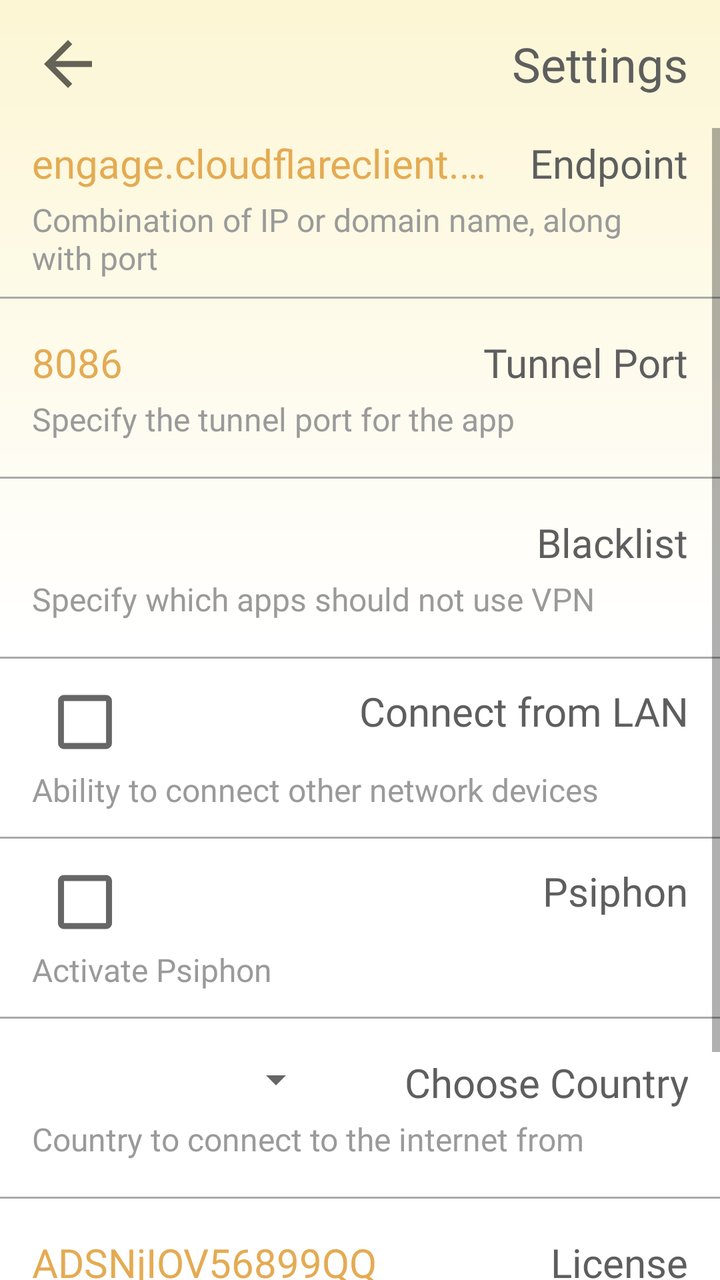
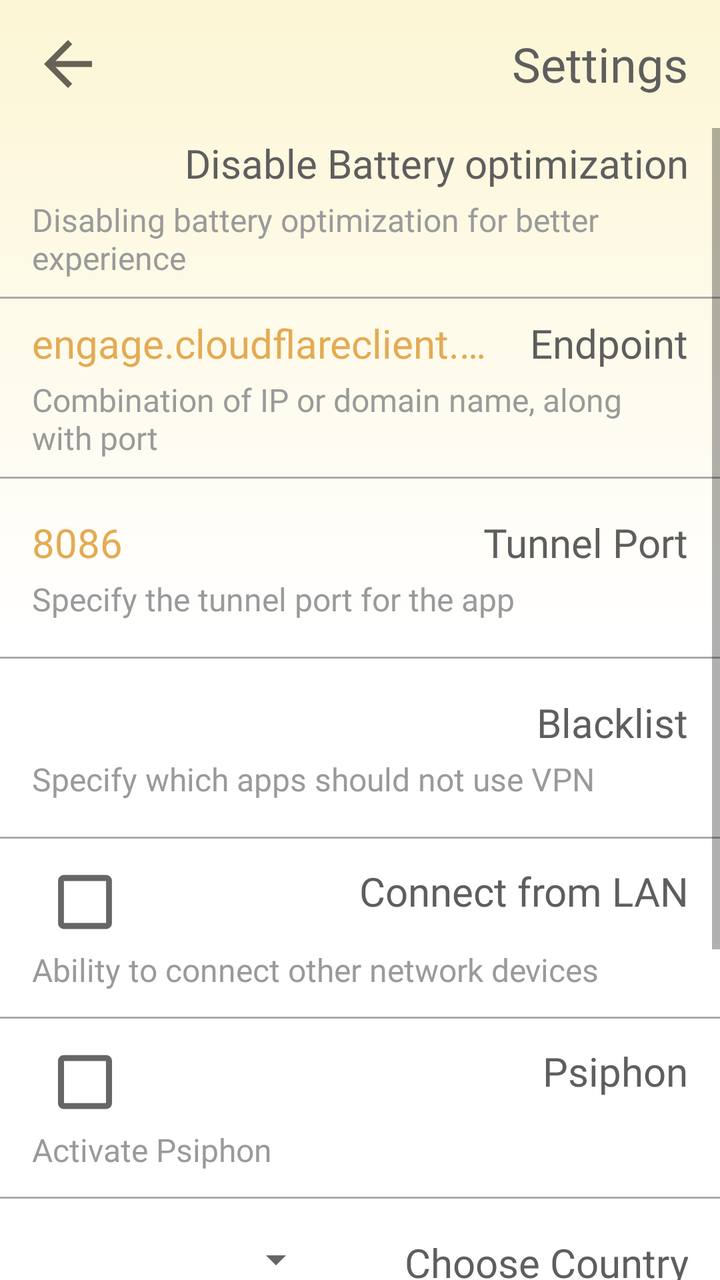

Screens rendered from an Android XML layout before and after an edit, with the pre-edit source and the edit as a unified diff.
<!-- AndroidManifest.xml: application theme Theme.OblivionUI -->
<!-- res/layout/activity_settings.xml -->
<?xml version="1.0" encoding="utf-8"?>
<androidx.constraintlayout.widget.ConstraintLayout
  xmlns:android="http://schemas.android.com/apk/res/android"
  xmlns:app="http://schemas.android.com/apk/res-auto"
  xmlns:tools="http://schemas.android.com/tools"
  android:layout_width="match_parent"
  android:layout_height="match_parent"
  android:background="@drawable/background_gradient"
  tools:context="org.bepass.oblivion.SettingsActivity">

  <RelativeLayout
    android:id="@+id/top_bar"
    android:layout_width="match_parent"
    android:layout_height="48dp"
    android:layout_marginTop="8dp"
    app:layout_constraintEnd_toEndOf="parent"
    app:layout_constraintStart_toStartOf="parent"
    app:layout_constraintTop_toTopOf="parent">

    <ImageView
      android:id="@+id/back"
      android:layout_width="36dp"
      android:layout_height="36dp"
      android:background="?selectableItemBackgroundBorderless"
      android:layout_alignParentStart="true"
      android:layout_centerVertical="true"
      android:layout_marginStart="16dp"
      android:src="@drawable/ic_back"
      app:tint="#000000" />

    <TextView
      android:layout_width="wrap_content"
      android:layout_height="wrap_content"
      android:layout_alignParentEnd="true"
      android:layout_centerVertical="true"
      android:layout_marginEnd="16dp"
      android:fontFamily="@font/shabnamlight"
      android:text="@string/settingsText"
      android:textColor="@color/black"
      android:textSize="24sp"
      tools:ignore="RelativeOverlap" />

  </RelativeLayout>

  <ScrollView
    android:layout_width="match_parent"
    android:layout_height="0dp"
    android:clipToPadding="false"
    android:paddingVertical="8dp"
    app:layout_constraintBottom_toBottomOf="parent"
    app:layout_constraintEnd_toEndOf="parent"
    app:layout_constraintStart_toStartOf="parent"
    app:layout_constraintTop_toBottomOf="@id/top_bar">

    <LinearLayout
      android:layout_width="match_parent"
      android:layout_height="wrap_content"
      android:orientation="vertical">

      <LinearLayout
        android:id="@+id/endpoint_layout"
        android:layout_width="match_parent"
        android:paddingHorizontal="16dp"
        android:background="?selectableItemBackground"
        android:layout_height="80dp"
        android:gravity="center"
        android:orientation="vertical">
        <LinearLayout
          android:layout_width="match_parent"
          android:layout_height="wrap_content"
          android:gravity="end">

          <TextView
            android:id="@+id/endpoint"
            android:layout_width="0dp"
            android:layout_height="wrap_content"
            android:layout_weight="2"
            android:fontFamily="@font/shabnammedium"
            android:text="engage.cloudflareclient.com:2048"
            android:textColor="#E4AB53"
            android:maxLines="1"
            android:ellipsize="end"
            android:textSize="20sp" />

          <TextView
              android:layout_width="wrap_content"
              android:layout_height="wrap_content"
              android:fontFamily="@font/shabnam"
              android:minWidth="100dp"
              android:text="@string/endpointText"
              android:textAlignment="viewEnd"
              android:textColor="@color/black"
              android:textSize="20sp" />

        </LinearLayout>

        <TextView
            android:layout_width="match_parent"
            android:layout_height="wrap_content"
            android:layout_marginTop="4dp"
            android:fontFamily="@font/shabnam"
            android:text="@string/endpointTextDesc"
            android:textColor="#9A9A9A"
            android:textSize="16sp" />
      </LinearLayout>

      <LinearLayout
        android:layout_width="match_parent"
        android:layout_height="10dp"
        android:gravity="center"
        android:orientation="vertical"
      >
        <View
          android:layout_width="match_parent"
          android:layout_height="1dp"
          android:background="@android:color/darker_gray" />
      </LinearLayout>

      <LinearLayout
        android:id="@+id/port_layout"
        android:layout_width="match_parent"
        android:layout_height="80dp"
        android:gravity="center"
        android:paddingHorizontal="16dp"
        android:background="?selectableItemBackground"
        android:orientation="vertical">

        <LinearLayout
          android:layout_width="match_parent"
          android:layout_height="wrap_content"
          android:gravity="end">

          <TextView
            android:id="@+id/port"
            android:layout_width="0dp"
            android:layout_height="wrap_content"
            android:layout_weight="2"
            android:fontFamily="@font/shabnammedium"
            android:text="8086"
            android:maxLines="1"
            android:ellipsize="end"
            android:textColor="#E4AB53"
            android:textSize="20sp" />

          <TextView
              android:layout_width="wrap_content"
              android:layout_height="wrap_content"
              android:fontFamily="@font/shabnam"
              android:minWidth="100dp"
              android:text="@string/portTunText"
              android:textAlignment="viewEnd"
              android:textColor="@color/black"
              android:textSize="20sp" />

        </LinearLayout>

        <TextView
            android:layout_width="match_parent"
            android:layout_height="wrap_content"
            android:layout_marginTop="4dp"
            android:fontFamily="@font/shabnam"
            android:text="@string/portTunTextDesc"
            android:textColor="#9A9A9A"
            android:textSize="16sp" />

      </LinearLayout>

      <LinearLayout
        android:layout_width="match_parent"
        android:layout_height="10dp"
        android:gravity="center"
        android:orientation="vertical"
      >
        <View
          android:layout_width="match_parent"
          android:layout_height="1dp"
          android:background="@android:color/darker_gray" />
      </LinearLayout>

      <LinearLayout
          android:id="@+id/split_tunnel_layout"
          android:layout_width="match_parent"
          android:layout_height="80dp"
          android:background="?android:selectableItemBackground"
          android:gravity="center"
          android:paddingHorizontal="16dp"
          android:orientation="vertical">

        <LinearLayout
            android:layout_width="match_parent"
            android:layout_height="wrap_content"
            android:gravity="end">

          <TextView
              android:layout_width="wrap_content"
              android:layout_height="wrap_content"
              android:fontFamily="@font/shabnam"
              android:minWidth="100dp"
              android:text="@string/blackList"
              android:textAlignment="viewEnd"
              android:textColor="@color/black"
              android:textSize="20sp" />
        </LinearLayout>

        <TextView
            android:layout_width="match_parent"
            android:layout_height="wrap_content"
            android:layout_marginTop="4dp"
            android:fontFamily="@font/shabnam"
            android:text="@string/blackListTextDesc"
            android:textColor="#9A9A9A"
            android:textSize="16sp" />

      </LinearLayout>

      <LinearLayout
          android:layout_width="match_parent"
          android:layout_height="10dp"
          android:gravity="center"
          android:orientation="vertical"
          >
        <View
            android:layout_width="match_parent"
            android:layout_height="1dp"
            android:background="@android:color/darker_gray"/>
      </LinearLayout>

      <LinearLayout
        android:id="@+id/lan_layout"
        android:layout_width="match_parent"
        android:layout_height="80dp"
        android:gravity="center"
        android:paddingHorizontal="16dp"
        android:background="?selectableItemBackground"
        android:orientation="vertical">

        <LinearLayout
          android:layout_width="match_parent"
          android:layout_height="wrap_content"
          android:gravity="end">


          <LinearLayout
              android:layout_width="0dp"
              android:layout_height="wrap_content"
              android:layout_weight="2">

            <CheckBox
                android:id="@+id/lan"
                android:layout_width="50dp"
                android:layout_height="38dp"
                android:layout_marginStart="10dp"
                android:buttonTint="@color/checkbox_tint"
                android:scaleX="1.5"
                android:scaleY="1.5"
                android:translationX="5dp" />
          </LinearLayout>

          <TextView
              android:layout_width="wrap_content"
              android:layout_height="wrap_content"
              android:fontFamily="@font/shabnam"
              android:minWidth="100dp"
              android:text="@string/connectFromLanText"
              android:textAlignment="viewEnd"
              android:textColor="@color/black"
              android:textSize="20sp" />
        </LinearLayout>

        <TextView
            android:layout_width="match_parent"
            android:layout_height="wrap_content"
            android:layout_marginTop="4dp"
            android:fontFamily="@font/shabnam"
            android:text="@string/connectFromLanTextDesc"
            android:textColor="#9A9A9A"
            android:textSize="16sp" />

      </LinearLayout>

      <LinearLayout
        android:layout_width="match_parent"
        android:layout_height="10dp"
        android:gravity="center"
        android:orientation="vertical"
      >
        <View
          android:layout_width="match_parent"
          android:layout_height="1dp"
          android:background="@android:color/darker_gray" />
      </LinearLayout>

      <LinearLayout
        android:id="@+id/psiphon_layout"
        android:layout_width="match_parent"
        android:layout_height="80dp"
        android:gravity="center"
        android:paddingHorizontal="16dp"
        android:background="?selectableItemBackground"
        android:orientation="vertical"
      >

        <LinearLayout
          android:layout_width="match_parent"
          android:layout_height="wrap_content"
          android:gravity="end">

          <LinearLayout
            android:layout_width="0dp"
            android:layout_height="wrap_content"
            android:layout_weight="2"
          >
            <CheckBox
              android:id="@+id/psiphon"
              android:layout_width="50dp"
              android:layout_height="38dp"
              android:scaleX="1.5"
              android:scaleY="1.5"
              android:layout_marginStart="10dp"
              android:buttonTint="@color/checkbox_tint"
              android:translationX="5dp" />
          </LinearLayout>

          <TextView
              android:layout_width="wrap_content"
              android:layout_height="wrap_content"
              android:fontFamily="@font/shabnam"
              android:minWidth="100dp"
              android:text="@string/psiphonText"
              android:textAlignment="viewEnd"
              android:textColor="@color/black"
              android:textSize="20sp" />

        </LinearLayout>

        <TextView
            android:layout_width="match_parent"
            android:layout_height="wrap_content"
            android:layout_marginTop="4dp"
            android:fontFamily="@font/shabnam"
            android:text="@string/psiphonTextDesc"
            android:textColor="#9A9A9A"
            android:textSize="16sp" />

      </LinearLayout>

      <LinearLayout
        android:layout_width="match_parent"
        android:layout_height="10dp"
        android:gravity="center"
        android:orientation="vertical"
      >
        <View
          android:layout_width="match_parent"
          android:layout_height="1dp"
          android:background="@android:color/darker_gray" />
      </LinearLayout>

      <LinearLayout
        android:id="@+id/country_layout"
        android:layout_width="match_parent"
        android:layout_height="80dp"
        android:gravity="center"
        android:paddingHorizontal="16dp"
        android:background="?selectableItemBackground"
        android:orientation="vertical">

        <LinearLayout
          android:layout_width="match_parent"
          android:layout_height="wrap_content"
          android:gravity="end">

          <Spinner
            android:id="@+id/country"
            android:layout_width="0dp"
            android:layout_height="wrap_content"
            android:layout_weight="1" />

          <TextView
              android:layout_width="wrap_content"
              android:layout_height="wrap_content"
              android:layout_marginStart="40dp"
              android:fontFamily="@font/shabnam"
              android:minWidth="100dp"
              android:text="@string/chooseText"
              android:textAlignment="viewEnd"
              android:textColor="@color/black"
              android:textSize="20sp" />

        </LinearLayout>

        <TextView
            android:layout_width="match_parent"
            android:layout_height="wrap_content"
            android:layout_marginTop="4dp"
            android:fontFamily="@font/shabnam"
            android:text="@string/chooseTextDesc"
            android:textColor="#9A9A9A"
            android:textSize="16sp" />

      </LinearLayout>

      <LinearLayout
        android:layout_width="match_parent"
        android:layout_height="10dp"
        android:gravity="center"
        android:orientation="vertical"
      >
        <View
          android:layout_width="match_parent"
          android:layout_height="1dp"
          android:background="@android:color/darker_gray" />
      </LinearLayout>

      <LinearLayout
        android:id="@+id/license_layout"
        android:layout_width="match_parent"
        android:layout_height="80dp"
        android:gravity="center"
        android:paddingHorizontal="16dp"
        android:background="?selectableItemBackground"
        android:orientation="vertical">

        <LinearLayout
          android:layout_width="match_parent"
          android:layout_height="wrap_content"
          android:gravity="end">

          <TextView
            android:id="@+id/license"
            android:layout_width="0dp"
            android:layout_height="wrap_content"
            android:layout_weight="2"
            android:fontFamily="@font/shabnammedium"
            android:text="ADSNjIOV56899QQ"
            android:maxLines="1"
            android:ellipsize="end"
            android:textColor="#E4AB53"
            android:textSize="20sp" />

          <TextView
              android:layout_width="wrap_content"
              android:layout_height="wrap_content"
              android:fontFamily="@font/shabnam"
              android:minWidth="100dp"
              android:text="@string/licenseText"
              android:textAlignment="viewEnd"
              android:textColor="@color/black"
              android:textSize="20sp" />

        </LinearLayout>

        <TextView
            android:layout_width="match_parent"
            android:layout_height="wrap_content"
            android:layout_marginTop="4dp"
            android:fontFamily="@font/shabnam"
            android:text="@string/licenseTextDesc"
            android:textColor="#9A9A9A"
            android:textSize="16sp" />

      </LinearLayout>

      <LinearLayout
        android:layout_width="match_parent"
        android:layout_height="10dp"
        android:gravity="center"
        android:orientation="vertical"
      >
        <View
          android:layout_width="match_parent"
          android:layout_height="1dp"
          android:background="@android:color/darker_gray" />
      </LinearLayout>

      <LinearLayout
        android:id="@+id/gool_layout"
        android:layout_width="match_parent"
        android:layout_height="80dp"
        android:gravity="center"
        android:paddingHorizontal="16dp"
        android:background="?selectableItemBackground"
        android:orientation="vertical">

        <LinearLayout
          android:layout_width="match_parent"
          android:layout_height="wrap_content">

          <LinearLayout
            android:layout_width="0dp"
            android:layout_height="wrap_content"
            android:layout_weight="2"
          >
            <CheckBox
              android:id="@+id/gool"
              android:layout_width="50dp"
              android:layout_height="38dp"
              android:scaleX="1.5"
              android:scaleY="1.5"
              android:layout_marginStart="10dp"
              android:buttonTint="@color/checkbox_tint"
              android:translationX="5dp" />
          </LinearLayout>

          <TextView
              android:layout_width="wrap_content"
              android:layout_height="wrap_content"
              android:fontFamily="@font/shabnam"
              android:minWidth="100dp"
              android:text="@string/goolText"
              android:textAlignment="viewEnd"
              android:textColor="@color/black"
              android:textSize="20sp" />

        </LinearLayout>

        <TextView
            android:layout_width="match_parent"
            android:layout_height="wrap_content"
            android:layout_marginTop="4dp"
            android:fontFamily="@font/shabnam"
            android:text="@string/goolTextDesc"
            android:textColor="#9A9A9A"
            android:textSize="16sp" />

      </LinearLayout>
    </LinearLayout>
  </ScrollView>


</androidx.constraintlayout.widget.ConstraintLayout>
<!-- resources referenced by this layout -->
<resources>
  <color name="black">#5E5E5E</color>
  <!-- drawable background_gradient (drawable) -->
  <?xml version="1.0" encoding="utf-8"?>
  <shape xmlns:android="http://schemas.android.com/apk/res/android"
    android:shape="rectangle">
    <gradient
      android:angle="90"
      android:endColor="#FCF6D4"
      android:centerColor="#FFFFFF"
      android:startColor="#FFFFFF" />
  </shape>
  <!-- drawable ic_back (drawable-anydpi) -->
  <vector xmlns:android="http://schemas.android.com/apk/res/android"
    android:width="24dp"
    android:height="24dp"
    android:viewportWidth="24"
    android:viewportHeight="24"
    android:tint="#5E5E5E"
    android:alpha="0.6"
    android:autoMirrored="true">
    <path
      android:fillColor="@android:color/white"
      android:pathData="M20,11H7.83l5.59,-5.59L12,4l-8,8 8,8 1.41,-1.41L7.83,13H20v-2z" />
  </vector>
  <string name="blackList">Blacklist</string>
  <string name="blackListTextDesc">Specify which apps should not use VPN</string>
  <string name="chooseText">Choose Country</string>
  <string name="chooseTextDesc">Country to connect to the internet from</string>
  <string name="connectFromLanText">Connect from LAN</string>
  <string name="connectFromLanTextDesc">Ability to connect other network devices</string>
  <string name="endpointText">Endpoint</string>
  <string name="endpointTextDesc">Combination of IP or domain name, along with port</string>
  <string name="goolText">Gool</string>
  <string name="goolTextDesc">Activate Warp In Warp</string>
  <string name="licenseText">License</string>
  <string name="licenseTextDesc">If you have a license (each license is doubled)</string>
  <string name="portTunText">Tunnel Port</string>
  <string name="portTunTextDesc">Specify the tunnel port for the app</string>
  <string name="psiphonText">Psiphon</string>
  <string name="psiphonTextDesc">Activate Psiphon</string>
  <string name="settingsText">Settings</string>
  <style name="Theme.OblivionUI" parent="Theme.AppCompat.Light.NoActionBar">
      <item name="bottomSheetDialogTheme">@style/CustomBottomSheetDialog</item>
    </style>
  <style name="CustomBottomSheetDialog" parent="ThemeOverlay.MaterialComponents.BottomSheetDialog">
      <item name="android:windowIsFloating">false</item>
      <item name="android:windowSoftInputMode">adjustResize</item>
      <item name="bottomSheetStyle">@style/CustomBottomSheet</item>
    </style>
  <style name="CustomBottomSheet" parent="Widget.MaterialComponents.BottomSheet.Modal">` <item name="backgroundTint">@android:color/transparent</item>
    </style>
</resources>

<!-- the commit's change to res/layout/activity_settings.xml (unified diff, before → after) -->
@@ -57,6 +57,53 @@
       android:layout_height="wrap_content"
       android:orientation="vertical">
 
+      <LinearLayout
+          android:id="@+id/battery_optimization_layout"
+          android:layout_width="match_parent"
+          android:layout_height="80dp"
+          android:background="?android:selectableItemBackground"
+          android:gravity="center"
+          android:paddingHorizontal="16dp"
+          android:orientation="vertical">
+
+        <LinearLayout
+            android:layout_width="match_parent"
+            android:layout_height="wrap_content"
+            android:gravity="end">
+
+          <TextView
+              android:layout_width="wrap_content"
+              android:layout_height="wrap_content"
+              android:fontFamily="@font/shabnam"
+              android:minWidth="100dp"
+              android:text="@string/batteryOpL"
+              android:textAlignment="viewEnd"
+              android:textColor="@color/black"
+              android:textSize="20sp" />
+        </LinearLayout>
+
+        <TextView
+            android:layout_width="match_parent"
+            android:layout_height="wrap_content"
+            android:layout_marginTop="4dp"
+            android:fontFamily="@font/shabnam"
+            android:text="@string/batteryOpLText"
+            android:textColor="#9A9A9A"
+            android:textSize="16sp" />
+
+      </LinearLayout>
+      <LinearLayout
+          android:id="@+id/battery_opt_line"
+          android:layout_width="match_parent"
+          android:layout_height="10dp"
+          android:gravity="center"
+          android:orientation="vertical"
+          >
+        <View
+            android:layout_width="match_parent"
+            android:layout_height="1dp"
+            android:background="@android:color/darker_gray" />
+      </LinearLayout>
       <LinearLayout
         android:id="@+id/endpoint_layout"
         android:layout_width="match_parent"
<!-- resource entries referenced after the edit -->
@@ -24,6 +24,8 @@
       android:fillColor="@android:color/white"
       android:pathData="M20,11H7.83l5.59,-5.59L12,4l-8,8 8,8 1.41,-1.41L7.83,13H20v-2z" />
   </vector>
+  <string name="batteryOpL">Disable Battery optimization</string>
+  <string name="batteryOpLText">Disabling battery optimization for better experience</string>
   <string name="blackList">Blacklist</string>
   <string name="blackListTextDesc">Specify which apps should not use VPN</string>
   <string name="chooseText">Choose Country</string>
